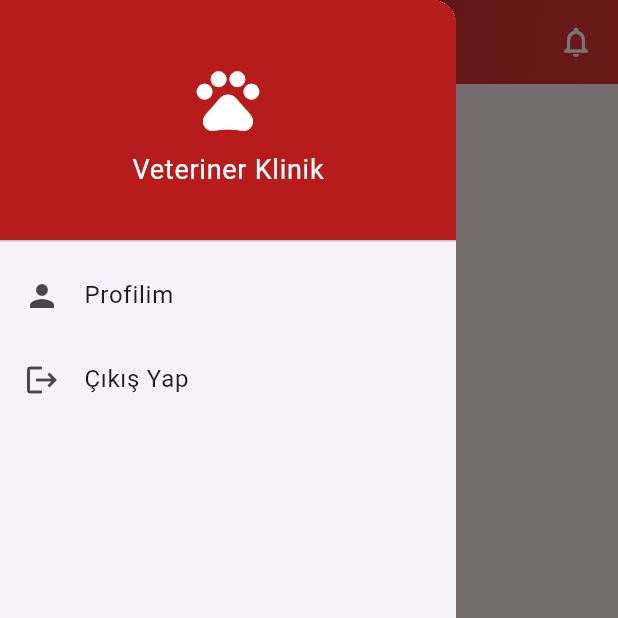
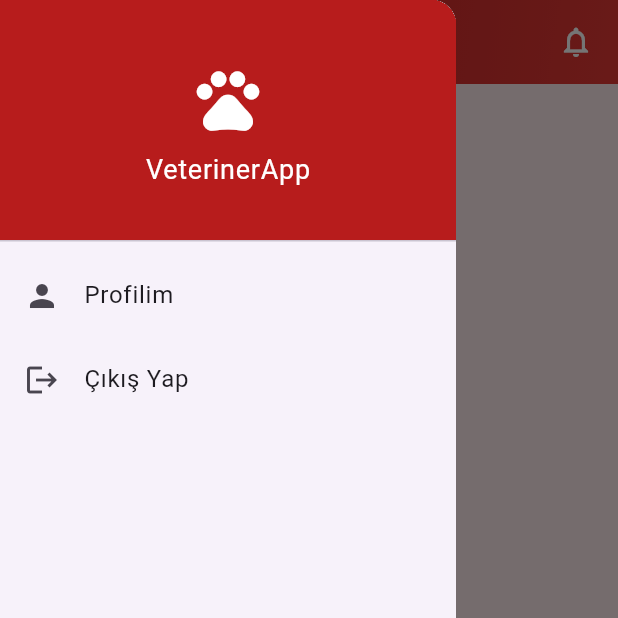
Before and after one commit to Fiikss/veteriner-app, a Flutter app: the AsistanAnaSayfa screen opened directly, with the side drawer open, on a phone screen of 412 x 824 dp, the top half of it. Run offline on Flutter 3.47's test engine with Material 3 defaults, Android fonts, the phone set to English and light mode, and no system bars; our stand-ins replace cloud_firestore, firebase_auth, firebase_core, image_picker, shared_preferences; accounts and stored records are empty.

Commit message:
guncelleme6

```diff
--- a/lib/view/asistan_ana_sayfa.dart
+++ b/lib/view/asistan_ana_sayfa.dart
@@ -44,7 +44,7 @@ class _AsistanAnaSayfaState extends State<AsistanAnaSayfa> {
                 children: [
                   Icon(Icons.pets, color: Colors.white, size: 50),
                   SizedBox(height: 8),
-                  Text('Veteriner Klinik', style: TextStyle(color: Colors.white, fontSize: 18)),
+                  Text('VeterinerApp', style: TextStyle(color: Colors.white, fontSize: 18)),
                 ],
               ),
             ),
--- a/lib/view/hekim_ana_sayfa.dart
+++ b/lib/view/hekim_ana_sayfa.dart
@@ -59,7 +59,7 @@ class _HekimAnaSayfaState extends State<HekimAnaSayfa> {
                 children: [
                   Icon(Icons.pets, color: Colors.white, size: 50),
                   SizedBox(height: 8),
-                  Text('Veteriner Klinik',
+                  Text('VeterinerApp',
                       style: TextStyle(color: Colors.white, fontSize: 18)),
                 ],
               ),
--- a/lib/view/musteri_ana_sayfa.dart
+++ b/lib/view/musteri_ana_sayfa.dart
@@ -49,7 +49,7 @@ class _MusteriAnaSayfaState extends State<MusteriAnaSayfa> {
                 children: [
                   Icon(Icons.pets, color: Colors.white, size: 50),
                   SizedBox(height: 8),
-                  Text('Veteriner Klinik', style: TextStyle(color: Colors.white, fontSize: 18)),
+                  Text('VeterinerApp', style: TextStyle(color: Colors.white, fontSize: 18)),
                 ],
               ),
             ),
```
